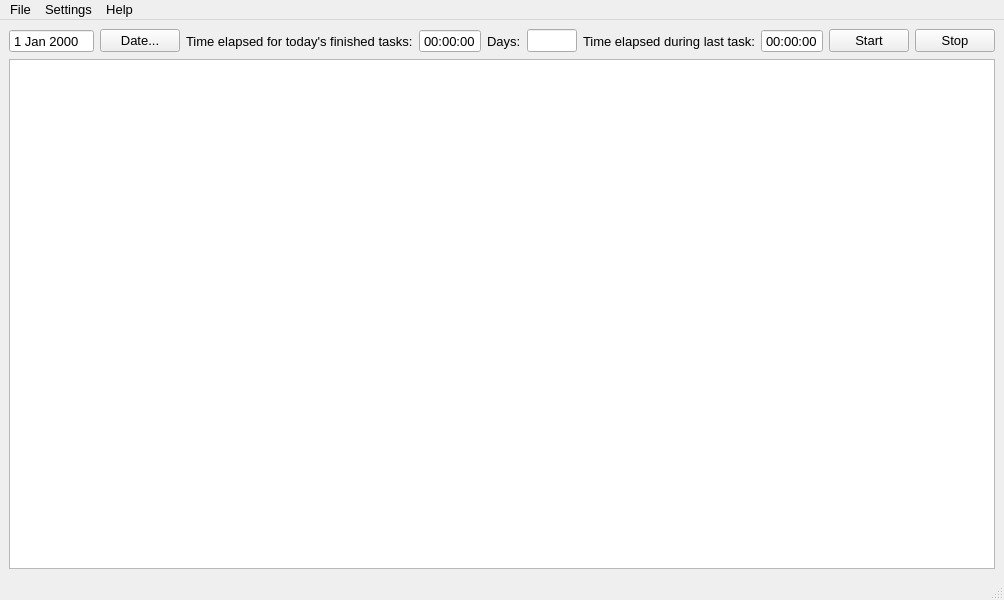
Qt form mainwindow.ui (OscarVegener/UnderManager) before a commit.
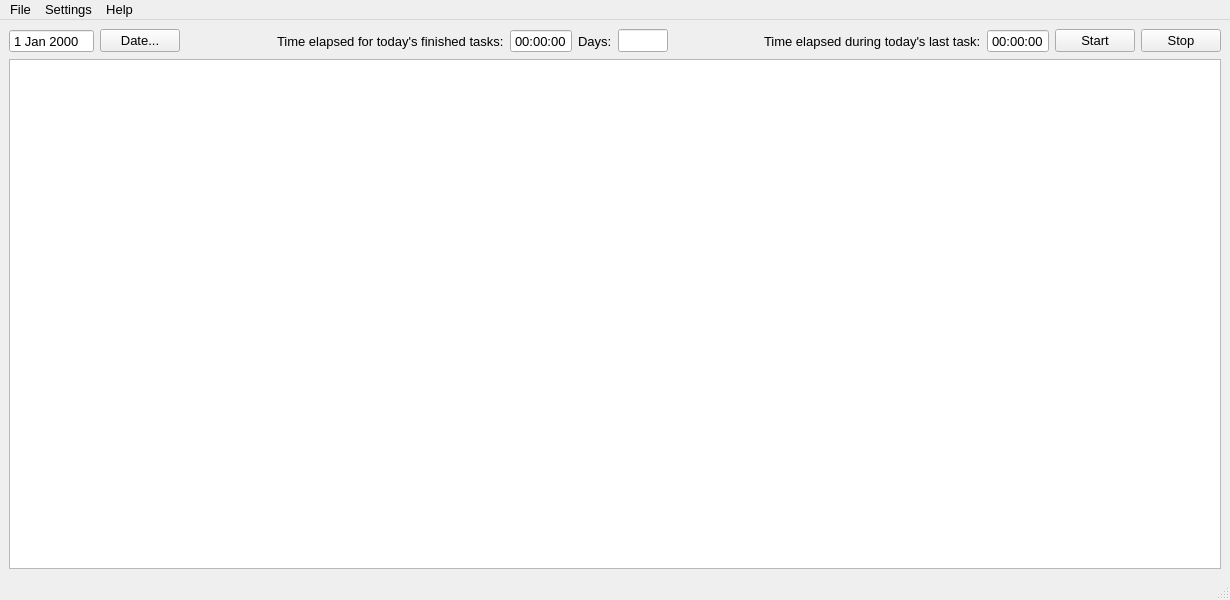
The same form after that commit. Icons and pictures are not drawn.

```diff
--- a/mainwindow.ui
+++ b/mainwindow.ui
@@ -6,7 +6,7 @@
    <rect>
     <x>0</x>
     <y>0</y>
-    <width>836</width>
+    <width>1230</width>
     <height>600</height>
    </rect>
   </property>
@@ -134,7 +134,7 @@
       <item>
        <widget class="QLabel" name="labelLastTask">
         <property name="text">
-         <string>Time elapsed during last task:</string>
+         <string>Time elapsed during today's last task:</string>
         </property>
        </widget>
       </item>
@@ -243,7 +243,7 @@
     <rect>
      <x>0</x>
      <y>0</y>
-     <width>836</width>
+     <width>1230</width>
      <height>29</height>
     </rect>
    </property>
```
